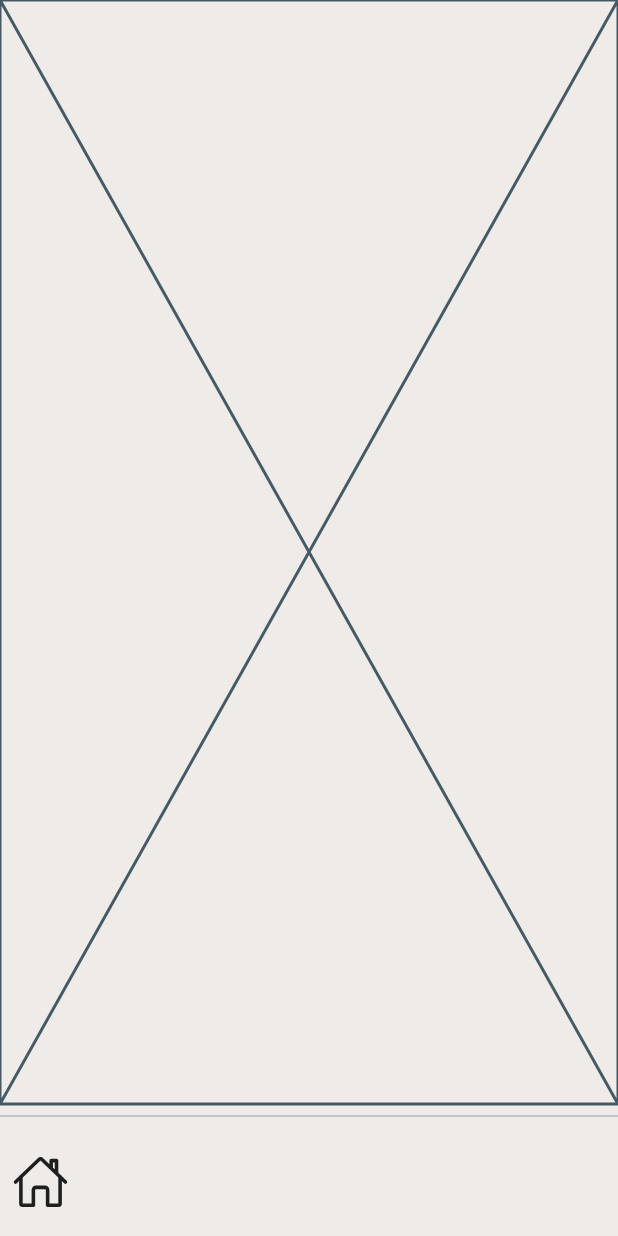
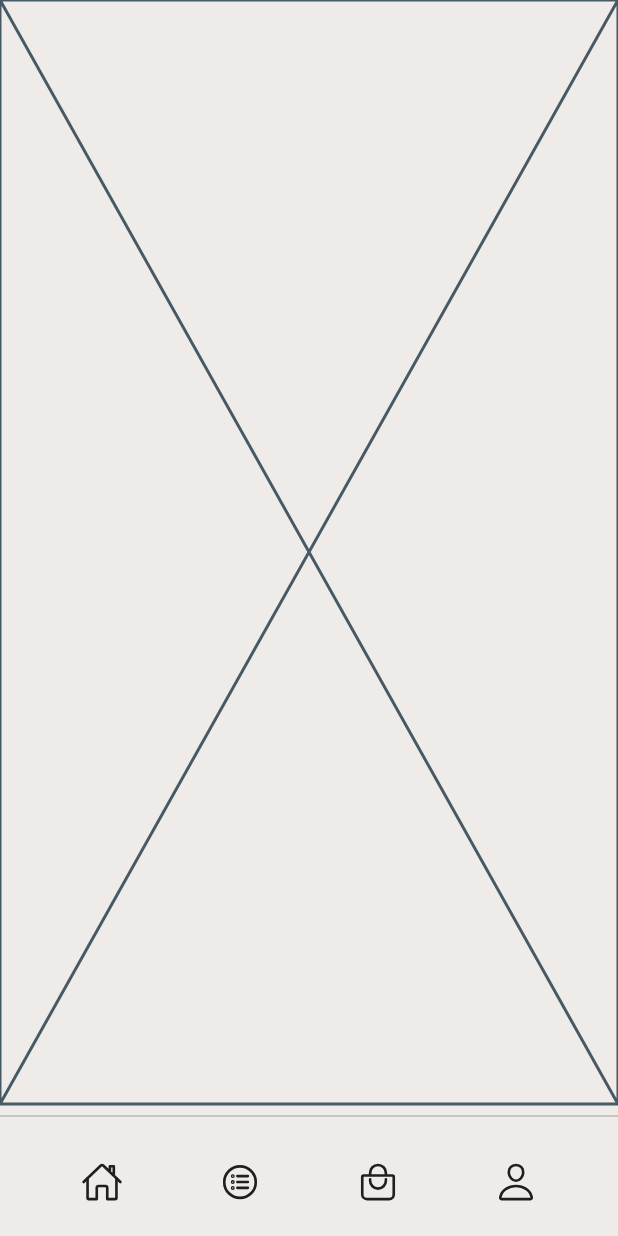
Before and after one commit to JAICHANGPARK/flutter_notebook_19th_story, a Flutter app: the screen it shows after launch, on a phone screen of 412 x 824 dp. Run offline on Flutter 3.47's test engine with Material 2 defaults, Android fonts, the phone set to English and light mode, and no system bars; our stand-ins replace bubble_tab_indicator, cached_network_image, countup, fl_chart, flutter_riverpod, freezed_annotation and 4 more.

Commit message:
Update e_course_home_page.dart

```diff
--- a/lib/ep1148_e_course_app/src/ui/e_course_home_page.dart
+++ b/lib/ep1148_e_course_app/src/ui/e_course_home_page.dart
@@ -23,15 +23,36 @@ class _ECourseHomePageState extends State<ECourseHomePage> {
             height: 72,
             decoration: BoxDecoration(),
             child: Row(
+              mainAxisAlignment: MainAxisAlignment.spaceEvenly,
               children: [
                 IconButton(
                   onPressed: () {},
                   icon: Icon(
                     Ionicons.home_outline,
                   ),
-                  iconSize: 38,
+                  iconSize: 28,
                 ),
-
+                IconButton(
+                  onPressed: () {},
+                  icon: Icon(
+                    Ionicons.list_circle_outline,
+                  ),
+                  iconSize: 28,
+                ),
+                IconButton(
+                  onPressed: () {},
+                  icon: Icon(
+                    Ionicons.bag_handle_outline,
+                  ),
+                  iconSize: 28,
+                ),
+                IconButton(
+                  onPressed: () {},
+                  icon: Icon(
+                    Ionicons.person_outline,
+                  ),
+                  iconSize: 28,
+                )
               ],
             ),
           )
```
